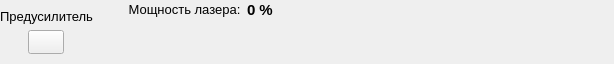
The window that preamplifier_all_panel.ui (bulkanul/EVO_YFL_1064_GUI_coherent2) describes before a commit, drawn with Qt 5.
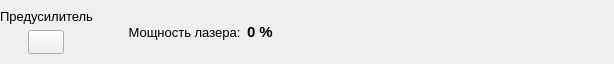
The same window after the commit. Icons and pictures are not drawn.

Commit message: Inverted acok and water markers, fixed gui, added clean button

```diff
--- a/preamplifier_all_panel.ui
+++ b/preamplifier_all_panel.ui
@@ -173,7 +173,20 @@
            </property>
           </widget>
          </item>
-         <item row="1" column="3">
+         <item row="4" column="1">
+          <widget class="QLabel" name="label_5">
+           <property name="sizePolicy">
+            <sizepolicy hsizetype="Expanding" vsizetype="Preferred">
+             <horstretch>0</horstretch>
+             <verstretch>0</verstretch>
+            </sizepolicy>
+           </property>
+           <property name="text">
+            <string/>
+           </property>
+          </widget>
+         </item>
+         <item row="2" column="3">
           <widget class="QLabel" name="label_2">
            <property name="sizePolicy">
             <sizepolicy hsizetype="Preferred" vsizetype="Preferred">
@@ -207,7 +220,88 @@
            </property>
           </widget>
          </item>
-         <item row="2" column="0">
+         <item row="2" column="5">
+          <widget class="QLabel" name="label_11">
+           <property name="sizePolicy">
+            <sizepolicy hsizetype="Preferred" vsizetype="Preferred">
+             <horstretch>0</horstretch>
+             <verstretch>0</verstretch>
+            </sizepolicy>
+           </property>
+           <property name="minimumSize">
+            <size>
+             <width>70</width>
+             <height>0</height>
+            </size>
+           </property>
+           <property name="maximumSize">
+            <size>
+             <width>70</width>
+             <height>16777215</height>
+            </size>
+           </property>
+           <property name="font">
+            <font>
+             <family>Arial</family>
+             <pointsize>10</pointsize>
+            </font>
+           </property>
+           <property name="text">
+            <string/>
+           </property>
+           <property name="alignment">
+            <set>Qt::AlignCenter</set>
+           </property>
+          </widget>
+         </item>
+         <item row="2" column="6">
+          <widget class="QLabel" name="label_12">
+           <property name="sizePolicy">
+            <sizepolicy hsizetype="Preferred" vsizetype="Preferred">
+             <horstretch>0</horstretch>
+             <verstretch>0</verstretch>
+            </sizepolicy>
+           </property>
+           <property name="minimumSize">
+            <size>
+             <width>70</width>
+             <height>0</height>
+            </size>
+           </property>
+           <property name="maximumSize">
+            <size>
+             <width>70</width>
+             <height>16777215</height>
+            </size>
+           </property>
+           <property name="font">
+            <font>
+             <family>Arial</family>
+             <pointsize>10</pointsize>
+            </font>
+           </property>
+           <property name="text">
+            <string/>
+           </property>
+           <property name="alignment">
+            <set>Qt::AlignCenter</set>
+           </property>
+          </widget>
+         </item>
+         <item row="4" column="4">
+          <widget class="QLabel" name="label_13">
+           <property name="sizePolicy">
+            <sizepolicy hsizetype="Expanding" vsizetype="Preferred">
+             <horstretch>0</horstretch>
+             <verstretch>0</verstretch>
+            </sizepolicy>
+           </property>
+           <property name="text">
+            <string/>
+           </property>
+          </widget>
+         </item>
+         <item row="4" column="0">
           <widget class="QLabel" name="label">
            <property name="sizePolicy">
             <sizepolicy hsizetype="Expanding" vsizetype="Preferred">
@@ -220,7 +314,101 @@
            </property>
           </widget>
          </item>
-         <item row="2" column="3">
+         <item row="2" column="1">
+          <widget class="QLabel" name="label_9">
+           <property name="sizePolicy">
+            <sizepolicy hsizetype="Preferred" vsizetype="Preferred">
+             <horstretch>0</horstretch>
+             <verstretch>0</verstretch>
+            </sizepolicy>
+           </property>
+           <property name="minimumSize">
+            <size>
+             <width>70</width>
+             <height>0</height>
+            </size>
+           </property>
+           <property name="maximumSize">
+            <size>
+             <width>70</width>
+             <height>16777215</height>
+            </size>
+           </property>
+           <property name="font">
+            <font>
+             <family>Arial</family>
+             <pointsize>10</pointsize>
+            </font>
+           </property>
+           <property name="text">
+            <string/>
+           </property>
+           <property name="alignment">
+            <set>Qt::AlignCenter</set>
+           </property>
+          </widget>
+         </item>
+         <item row="2" column="4">
+          <widget class="QLabel" name="label_3">
+           <property name="sizePolicy">
+            <sizepolicy hsizetype="Preferred" vsizetype="Preferred">
+             <horstretch>0</horstretch>
+             <verstretch>0</verstretch>
+            </sizepolicy>
+           </property>
+           <property name="minimumSize">
+            <size>
+             <width>70</width>
+             <height>0</height>
+            </size>
+           </property>
+           <property name="maximumSize">
+            <size>
+             <width>70</width>
+             <height>16777215</height>
+            </size>
+           </property>
+           <property name="font">
+            <font>
+             <family>Arial</family>
+             <pointsize>10</pointsize>
+            </font>
+           </property>
+           <property name="text">
+            <string/>
+           </property>
+           <property name="alignment">
+            <set>Qt::AlignCenter</set>
+           </property>
+          </widget>
+         </item>
+         <item row="4" column="6">
+          <widget class="QLabel" name="label_15">
+           <property name="sizePolicy">
+            <sizepolicy hsizetype="Expanding" vsizetype="Preferred">
+             <horstretch>0</horstretch>
+             <verstretch>0</verstretch>
+            </sizepolicy>
+           </property>
+           <property name="text">
+            <string/>
+           </property>
+          </widget>
+         </item>
+         <item row="4" column="5">
+          <widget class="QLabel" name="label_14">
+           <property name="sizePolicy">
+            <sizepolicy hsizetype="Expanding" vsizetype="Preferred">
+             <horstretch>0</horstretch>
+             <verstretch>0</verstretch>
+            </sizepolicy>
+           </property>
+           <property name="text">
+            <string/>
+           </property>
+          </widget>
+         </item>
+         <item row="4" column="3">
           <widget class="QLabel" name="label_7">
            <property name="sizePolicy">
             <sizepolicy hsizetype="Expanding" vsizetype="Preferred">
@@ -233,7 +421,75 @@
            </property>
           </widget>
          </item>
-         <item row="0" column="2">
+         <item row="2" column="2">
+          <widget class="QLabel" name="label_10">
+           <property name="sizePolicy">
+            <sizepolicy hsizetype="Preferred" vsizetype="Preferred">
+             <horstretch>0</horstretch>
+             <verstretch>0</verstretch>
+            </sizepolicy>
+           </property>
+           <property name="minimumSize">
+            <size>
+             <width>70</width>
+             <height>0</height>
+            </size>
+           </property>
+           <property name="maximumSize">
+            <size>
+             <width>70</width>
+             <height>16777215</height>
+            </size>
+           </property>
+           <property name="font">
+            <font>
+             <family>Arial</family>
+             <pointsize>10</pointsize>
+            </font>
+           </property>
+           <property name="text">
+            <string/>
+           </property>
+           <property name="alignment">
+            <set>Qt::AlignCenter</set>
+           </property>
+          </widget>
+         </item>
+         <item row="2" column="0">
+          <widget class="QLabel" name="label_8">
+           <property name="sizePolicy">
+            <sizepolicy hsizetype="Preferred" vsizetype="Preferred">
+             <horstretch>0</horstretch>
+             <verstretch>0</verstretch>
+            </sizepolicy>
+           </property>
+           <property name="minimumSize">
+            <size>
+             <width>70</width>
+             <height>0</height>
+            </size>
+           </property>
+           <property name="maximumSize">
+            <size>
+             <width>70</width>
+             <height>16777215</height>
+            </size>
+           </property>
+           <property name="font">
+            <font>
+             <family>Arial</family>
+             <pointsize>10</pointsize>
+            </font>
+           </property>
+           <property name="text">
+            <string/>
+           </property>
+           <property name="alignment">
+            <set>Qt::AlignCenter</set>
+           </property>
+          </widget>
+         </item>
+         <item row="3" column="2">
           <widget class="QLabel" name="l_power">
            <property name="sizePolicy">
             <sizepolicy hsizetype="Expanding" vsizetype="Preferred">
@@ -266,250 +522,7 @@
            </property>
           </widget>
          </item>
-         <item row="1" column="4">
-          <widget class="QLabel" name="label_3">
-           <property name="sizePolicy">
-            <sizepolicy hsizetype="Preferred" vsizetype="Preferred">
-             <horstretch>0</horstretch>
-             <verstretch>0</verstretch>
-            </sizepolicy>
-           </property>
-           <property name="minimumSize">
-            <size>
-             <width>70</width>
-             <height>0</height>
-            </size>
-           </property>
-           <property name="maximumSize">
-            <size>
-             <width>70</width>
-             <height>16777215</height>
-            </size>
-           </property>
-           <property name="font">
-            <font>
-             <family>Arial</family>
-             <pointsize>10</pointsize>
-            </font>
-           </property>
-           <property name="text">
-            <string/>
-           </property>
-           <property name="alignment">
-            <set>Qt::AlignCenter</set>
-           </property>
-          </widget>
-         </item>
-         <item row="2" column="1">
-          <widget class="QLabel" name="label_5">
-           <property name="sizePolicy">
-            <sizepolicy hsizetype="Expanding" vsizetype="Preferred">
-             <horstretch>0</horstretch>
-             <verstretch>0</verstretch>
-            </sizepolicy>
-           </property>
-           <property name="text">
-            <string/>
-           </property>
-          </widget>
-         </item>
-         <item row="1" column="2">
-          <widget class="QLabel" name="label_10">
-           <property name="sizePolicy">
-            <sizepolicy hsizetype="Preferred" vsizetype="Preferred">
-             <horstretch>0</horstretch>
-             <verstretch>0</verstretch>
-            </sizepolicy>
-           </property>
-           <property name="minimumSize">
-            <size>
-             <width>70</width>
-             <height>0</height>
-            </size>
-           </property>
-           <property name="maximumSize">
-            <size>
-             <width>70</width>
-             <height>16777215</height>
-            </size>
-           </property>
-           <property name="font">
-            <font>
-             <family>Arial</family>
-             <pointsize>10</pointsize>
-            </font>
-           </property>
-           <property name="text">
-            <string/>
-           </property>
-           <property name="alignment">
-            <set>Qt::AlignCenter</set>
-           </property>
-          </widget>
-         </item>
-         <item row="2" column="4">
-          <widget class="QLabel" name="label_13">
-           <property name="sizePolicy">
-            <sizepolicy hsizetype="Expanding" vsizetype="Preferred">
-             <horstretch>0</horstretch>
-             <verstretch>0</verstretch>
-            </sizepolicy>
-           </property>
-           <property name="text">
-            <string/>
-           </property>
-          </widget>
-         </item>
-         <item row="1" column="5">
-          <widget class="QLabel" name="label_11">
-           <property name="sizePolicy">
-            <sizepolicy hsizetype="Preferred" vsizetype="Preferred">
-             <horstretch>0</horstretch>
-             <verstretch>0</verstretch>
-            </sizepolicy>
-           </property>
-           <property name="minimumSize">
-            <size>
-             <width>70</width>
-             <height>0</height>
-            </size>
-           </property>
-           <property name="maximumSize">
-            <size>
-             <width>70</width>
-             <height>16777215</height>
-            </size>
-           </property>
-           <property name="font">
-            <font>
-             <family>Arial</family>
-             <pointsize>10</pointsize>
-            </font>
-           </property>
-           <property name="text">
-            <string/>
-           </property>
-           <property name="alignment">
-            <set>Qt::AlignCenter</set>
-           </property>
-          </widget>
-         </item>
-         <item row="1" column="1">
-          <widget class="QLabel" name="label_9">
-           <property name="sizePolicy">
-            <sizepolicy hsizetype="Preferred" vsizetype="Preferred">
-             <horstretch>0</horstretch>
-             <verstretch>0</verstretch>
-            </sizepolicy>
-           </property>
-           <property name="minimumSize">
-            <size>
-             <width>70</width>
-             <height>0</height>
-            </size>
-           </property>
-           <property name="maximumSize">
-            <size>
-             <width>70</width>
-             <height>16777215</height>
-            </size>
-           </property>
-           <property name="font">
-            <font>
-             <family>Arial</family>
-             <pointsize>10</pointsize>
-            </font>
-           </property>
-           <property name="text">
-            <string/>
-           </property>
-           <property name="alignment">
-            <set>Qt::AlignCenter</set>
-           </property>
-          </widget>
-         </item>
-         <item row="1" column="6">
-          <widget class="QLabel" name="label_12">
-           <property name="sizePolicy">
-            <sizepolicy hsizetype="Preferred" vsizetype="Preferred">
-             <horstretch>0</horstretch>
-             <verstretch>0</verstretch>
-            </sizepolicy>
-           </property>
-           <property name="minimumSize">
-            <size>
-             <width>70</width>
-             <height>0</height>
-            </size>
-           </property>
-           <property name="maximumSize">
-            <size>
-             <width>70</width>
-             <height>16777215</height>
-            </size>
-           </property>
-           <property name="font">
-            <font>
-             <family>Arial</family>
-             <pointsize>10</pointsize>
-            </font>
-           </property>
-           <property name="text">
-            <string/>
-           </property>
-           <property name="alignment">
-            <set>Qt::AlignCenter</set>
-           </property>
-          </widget>
-         </item>
-         <item row="2" column="5">
-          <widget class="QLabel" name="label_14">
-           <property name="sizePolicy">
-            <sizepolicy hsizetype="Expanding" vsizetype="Preferred">
-             <horstretch>0</horstretch>
-             <verstretch>0</verstretch>
-            </sizepolicy>
-           </property>
-           <property name="text">
-            <string/>
-           </property>
-          </widget>
-         </item>
-         <item row="1" column="0">
-          <widget class="QLabel" name="label_8">
-           <property name="sizePolicy">
-            <sizepolicy hsizetype="Preferred" vsizetype="Preferred">
-             <horstretch>0</horstretch>
-             <verstretch>0</verstretch>
-            </sizepolicy>
-           </property>
-           <property name="minimumSize">
-            <size>
-             <width>70</width>
-             <height>0</height>
-            </size>
-           </property>
-           <property name="maximumSize">
-            <size>
-             <width>70</width>
-             <height>16777215</height>
-            </size>
-           </property>
-           <property name="font">
-            <font>
-             <family>Arial</family>
-             <pointsize>10</pointsize>
-            </font>
-           </property>
-           <property name="text">
-            <string/>
-           </property>
-           <property name="alignment">
-            <set>Qt::AlignCenter</set>
-           </property>
-          </widget>
-         </item>
-         <item row="0" column="0" colspan="2">
+         <item row="3" column="0" colspan="2">
           <widget class="QLabel" name="label_16">
            <property name="sizePolicy">
             <sizepolicy hsizetype="Expanding" vsizetype="Preferred">
```
Left out of the diff: 15 changed lines with no effect on the pictures. The commit also changes 6 other files.
